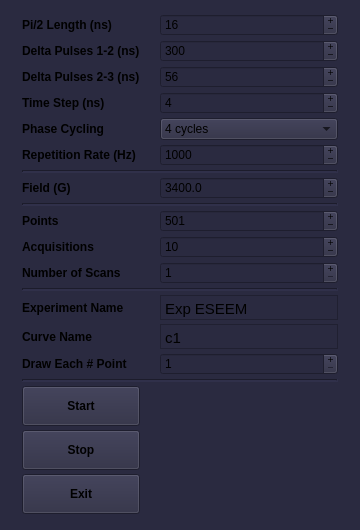
Above: atomize/control_center/gui/eseem_main_window.ui from Anatoly1010/Atomize_NIOCH before the change. Below: the same form after it.
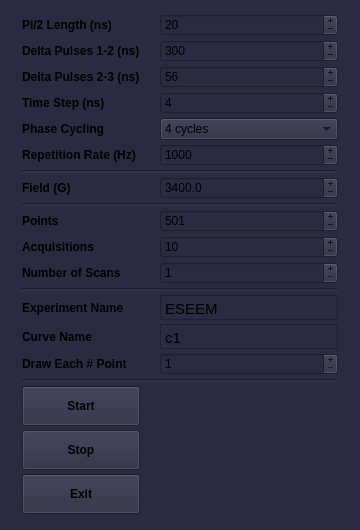
That is the form after the change.

The edit to the form file:
```diff
--- a/atomize/control_center/gui/eseem_main_window.ui
+++ b/atomize/control_center/gui/eseem_main_window.ui
@@ -289,7 +289,7 @@
          <number>2</number>
         </property>
         <property name="value">
-         <number>16</number>
+         <number>20</number>
         </property>
        </widget>
       </item>
@@ -346,7 +346,7 @@
 &lt;html&gt;&lt;head&gt;&lt;meta name=&quot;qrichtext&quot; content=&quot;1&quot; /&gt;&lt;style type=&quot;text/css&quot;&gt;
 p, li { white-space: pre-wrap; }
 &lt;/style&gt;&lt;/head&gt;&lt;body style=&quot; font-family:'MS Shell Dlg 2'; font-size:8.25pt; font-weight:400; font-style:normal;&quot;&gt;
-&lt;p style=&quot; margin-top:7px; margin-bottom:7px; margin-left:0px; margin-right:0px; -qt-block-indent:0; text-indent:0px;&quot;&gt;&lt;span style=&quot; font-family:'Ubuntu'; font-size:11pt;&quot;&gt;Exp ESEEM&lt;/span&gt;&lt;/p&gt;&lt;/body&gt;&lt;/html&gt;</string>
+&lt;p style=&quot; margin-top:7px; margin-bottom:7px; margin-left:0px; margin-right:0px; -qt-block-indent:0; text-indent:0px;&quot;&gt;&lt;span style=&quot; font-family:'Ubuntu'; font-size:11pt;&quot;&gt;ESEEM&lt;/span&gt;&lt;/p&gt;&lt;/body&gt;&lt;/html&gt;</string>
         </property>
         <property name="overwriteMode">
          <bool>true</bool>
```
